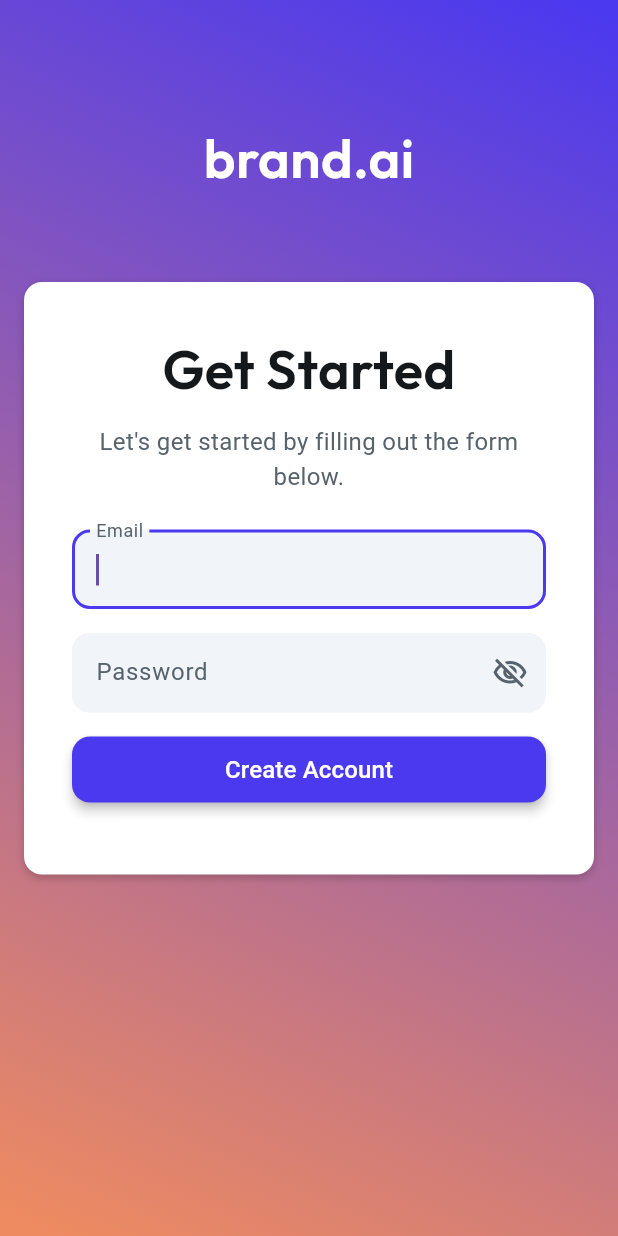
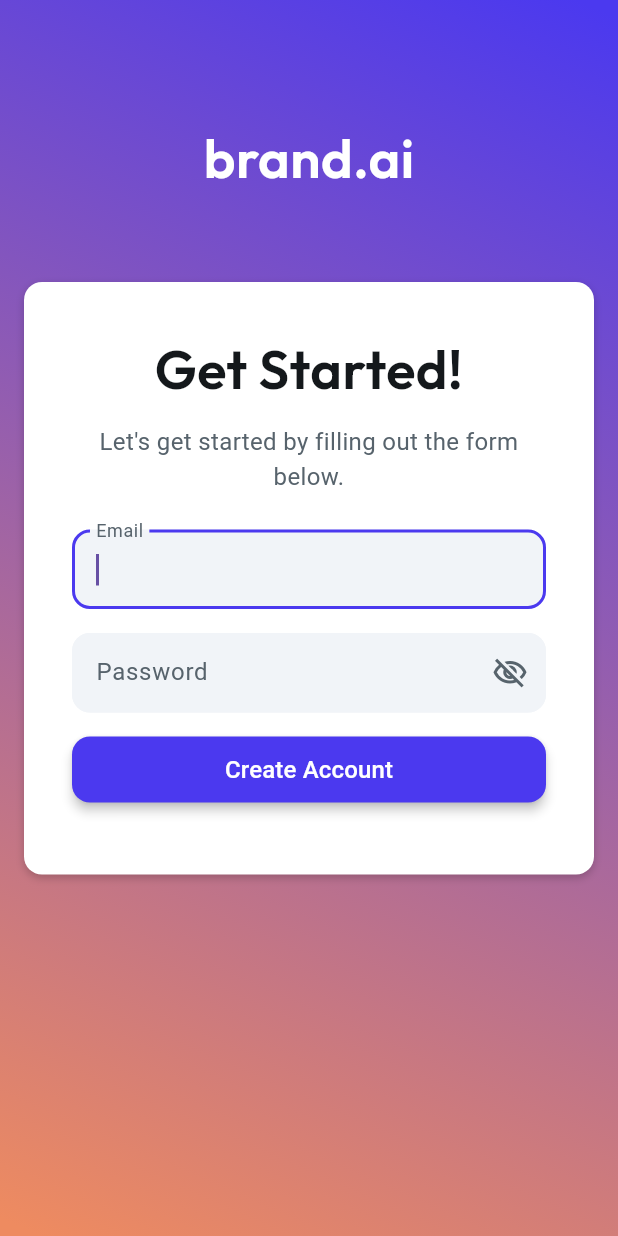
Before and after one commit to KhadHamza2000/UniCo, a Flutter app: the screen it shows after launch, on a phone screen of 412 x 824 dp. Run offline on Flutter 3.47's test engine with Material 3 defaults, Android fonts, the phone set to English and light mode, and no system bars; drawn by our look-alikes of auto_size_text, flutter_animate; our stand-ins replace cached_network_image, cloud_firestore, dropdown_button2, file_picker, firebase_auth, firebase_core and 14 more; missing offline and left inert: json_path, mime_type; accounts and stored records are empty; Roboto replaces fonts that are missing (Readex Pro).

Commit message:
Updating to latest FlutterFlow output.

```diff
--- a/lib/create_account3/create_account3_widget.dart
+++ b/lib/create_account3/create_account3_widget.dart
@@ -170,7 +170,7 @@ class _CreateAccount3WidgetState extends State<CreateAccount3Widget>
                                 crossAxisAlignment: CrossAxisAlignment.center,
                                 children: [
                                   Text(
-                                    'Get Started',
+                                    'Get Started!',
                                     textAlign: TextAlign.center,
                                     style: FlutterFlowTheme.of(context)
                                         .displaySmall,
```
